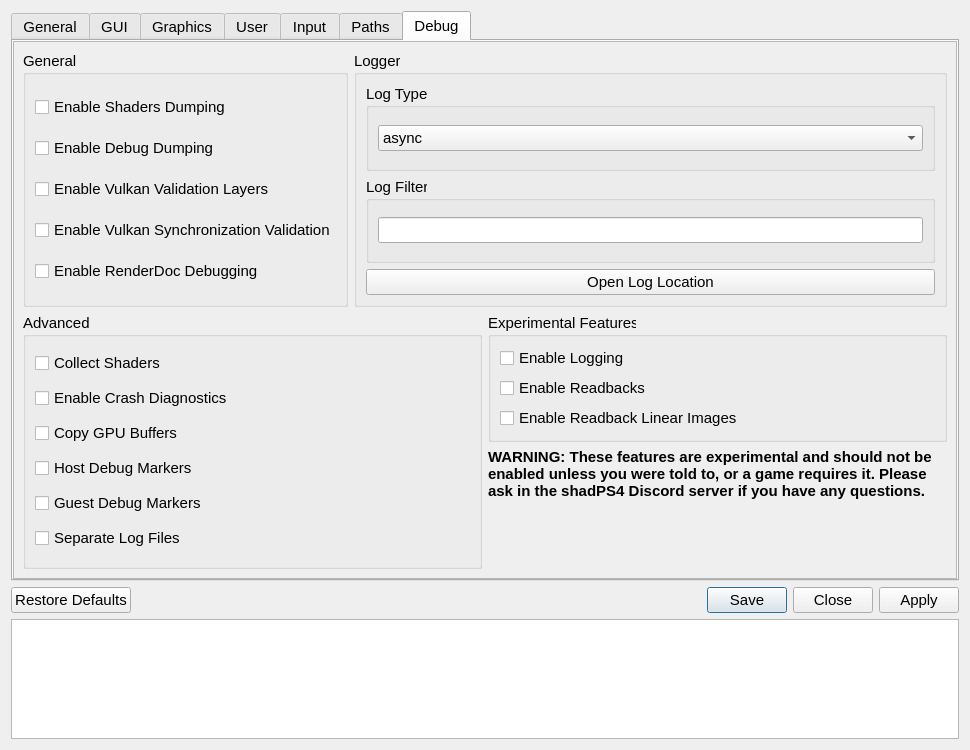
Before: the Qt Designer form src/qt_gui/settings_dialog.ui in shadps4-emu/shadPS4, drawn with Qt 5.
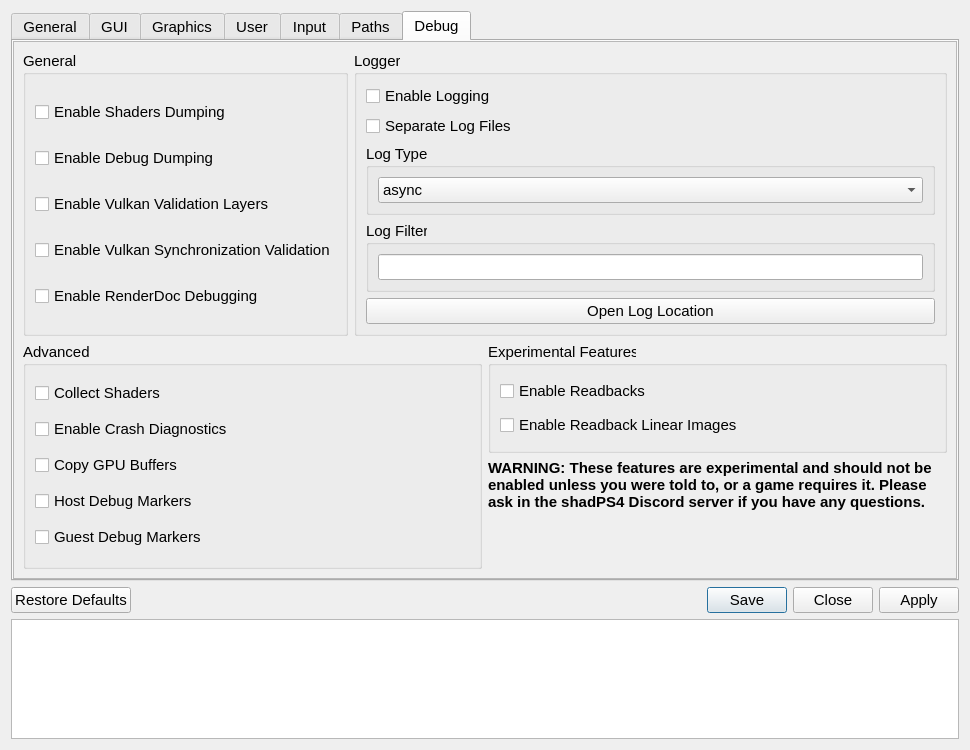
After: the same form once the commit is applied. Icons and pictures are not drawn.

Commit message: move enable logging and separate log files to logger settings_dialog.ui

Patch:
```diff
--- a/src/qt_gui/settings_dialog.ui
+++ b/src/qt_gui/settings_dialog.ui
@@ -2013,6 +2013,20 @@
                <string>Logger</string>
               </property>
               <layout class="QVBoxLayout" name="loggerLayout">
+               <item>
+                <widget class="QCheckBox" name="enableLoggingCheckBox">
+                 <property name="text">
+                  <string>Enable Logging</string>
+                 </property>
+                </widget>
+               </item>
+               <item>
+                <widget class="QCheckBox" name="separateLogFilesCheckbox">
+                 <property name="text">
+                  <string>Separate Log Files</string>
+                 </property>
+                </widget>
+               </item>
                <item>
                 <widget class="QWidget" name="LogTypeWidget" native="true">
                  <layout class="QVBoxLayout" name="LogTypeLayout">
@@ -2146,13 +2160,6 @@
                </property>
               </widget>
              </item>
-             <item>
-              <widget class="QCheckBox" name="separateLogFilesCheckbox">
-               <property name="text">
-                <string>Separate Log Files</string>
-               </property>
-              </widget>
-             </item>
             </layout>
            </widget>
           </item>
@@ -2164,13 +2171,6 @@
                <string>Experimental Features</string>
               </property>
               <layout class="QVBoxLayout" name="verticalLayout_3">
-               <item>
-                <widget class="QCheckBox" name="enableLoggingCheckBox">
-                 <property name="text">
-                  <string>Enable Logging</string>
-                 </property>
-                </widget>
-               </item>
                <item>
                 <widget class="QCheckBox" name="readbacksCheckBox">
                  <property name="text">
```
Left out of the diff: 26 changed lines with no effect on the pictures.
